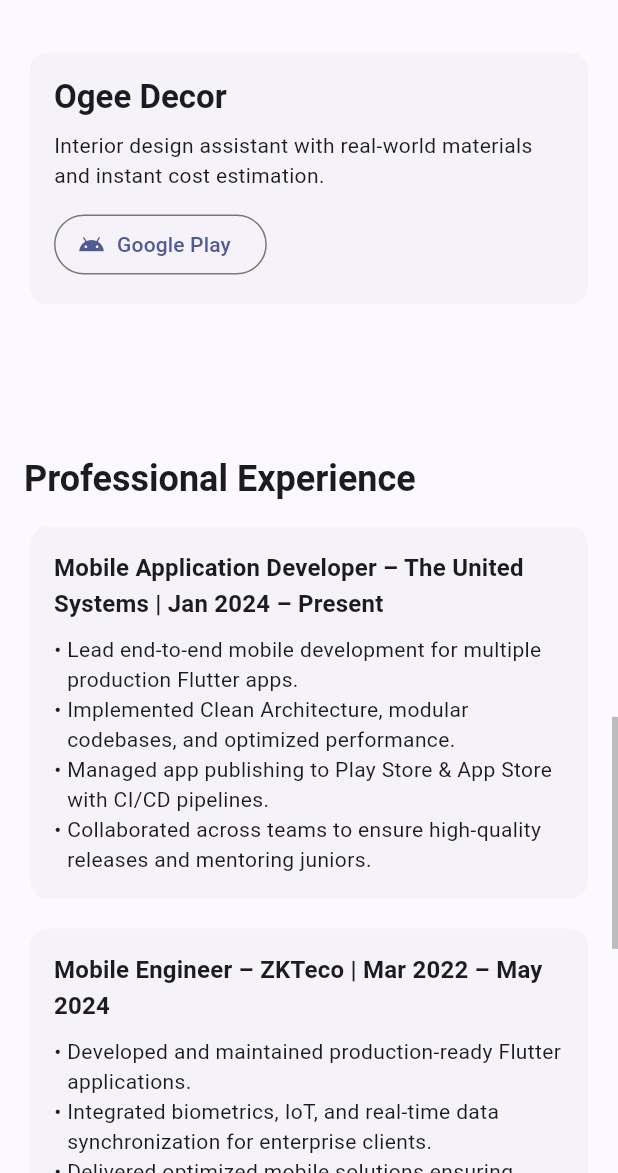
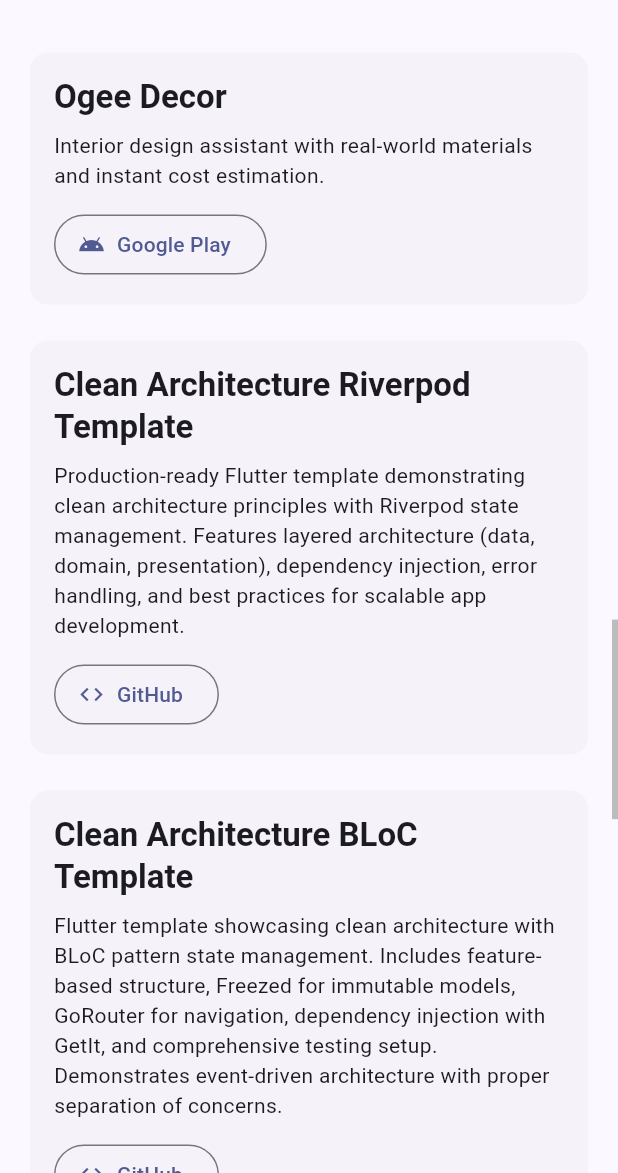
Before and after one commit to mohadmed-adel/portfolio_web, a Flutter app: the screen it shows after launch, scrolled down 2304 dp, on a phone screen of 412 x 824 dp, the part 63-1236 px from its top. Run offline on Flutter 3.47's test engine with Material 3 defaults, Android fonts, the phone set to English and light mode, and no system bars; missing offline and left inert: dart:html.

Commit message:
Add Clean Architecture templates (Riverpod and BLoC) to projects section

```diff
--- a/lib/sections/projects_section.dart
+++ b/lib/sections/projects_section.dart
@@ -41,7 +41,12 @@
                     (l) => OutlinedButton.icon(
                       onPressed: () => _open(l.$2),
                       icon: Icon(
-                        l.$1.contains('Play') ? Icons.android : Icons.apple,
+                        l.$1.toLowerCase().contains('play')
+                            ? Icons.android
+                            : l.$1.toLowerCase().contains('github') ||
+                                  l.$1.toLowerCase().contains('repo')
+                            ? Icons.code
+                            : Icons.apple,
                       ),
                       label: Text(l.$1),
                     ),
@@ -127,6 +132,30 @@
                 ),
               ],
             ),
+            _card(
+              context,
+              title: 'Clean Architecture Riverpod Template',
+              description:
+                  'Production-ready Flutter template demonstrating clean architecture principles with Riverpod state management. Features layered architecture (data, domain, presentation), dependency injection, error handling, and best practices for scalable app development.',
+              links: const [
+                (
+                  'GitHub',
+                  'https://github.com/mohadmed-adel/clean-architecture-riverpod.git',
+                ),
+              ],
+            ),
+            _card(
+              context,
+              title: 'Clean Architecture BLoC Template',
+              description:
+                  'Flutter template showcasing clean architecture with BLoC pattern state management. Includes feature-based structure, Freezed for immutable models, GoRouter for navigation, dependency injection with GetIt, and comprehensive testing setup. Demonstrates event-driven architecture with proper separation of concerns.',
+              links: const [
+                (
+                  'GitHub',
+                  'https://github.com/mohadmed-adel/clean-architecture-riverpod/tree/bloc',
+                ),
+              ],
+            ),
           ];
 
           return Wrap(
```
